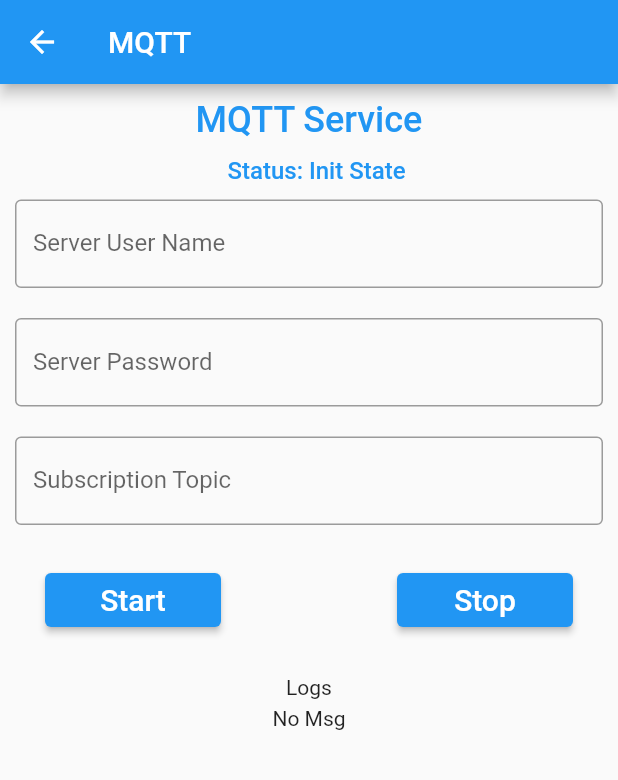
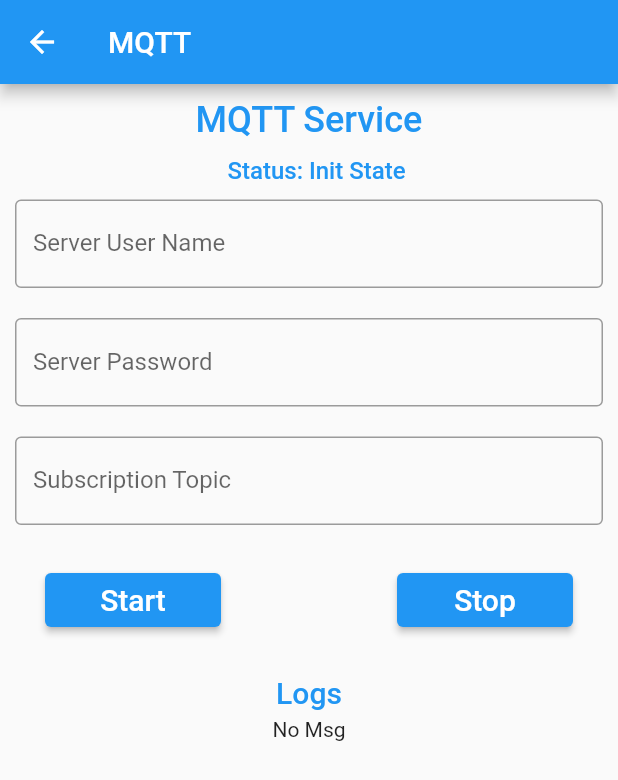
Before and after one commit to aseemsethi/my_app, a Flutter app: the MqttPage screen opened by its route, after a tap on "Stop", on a phone screen of 412 x 824 dp. Shown: the top 780 px of the screen. Run offline on Flutter 3.47's test engine with Material 2 defaults, Android fonts, the phone set to English and light mode, and no system bars; our stand-ins replace firebase_auth, firebase_core, font_awesome_flutter, google_sign_in; missing offline and left inert: flutter_foreground_task, mqtt_client; accounts and stored records are empty.

Commit message:
Fixed Start and Stop MQTT service

```diff
--- a/lib/screens/mqtt_page.dart
+++ b/lib/screens/mqtt_page.dart
@@ -115,7 +115,7 @@ class _MqttPageState extends State<MqttPage> {
                         Expanded(
                             child: ElevatedButton(
                           onPressed: () {
-                            //manager.disconnect();
+                            _stopForegroundTask();
                           },
                           child: Text(
                             "Stop",
@@ -129,7 +129,11 @@ class _MqttPageState extends State<MqttPage> {
               Row(
                 mainAxisAlignment: MainAxisAlignment.center,
                 children: [
-                  Text('Logs'),
+                  Text('Logs',
+                      style: TextStyle(
+                          color: Colors.blue,
+                          fontWeight: FontWeight.w500,
+                          fontSize: 20)),
                 ],
               ),
               Container(
--- a/lib/services/mqtt_manager.dart
+++ b/lib/services/mqtt_manager.dart
@@ -121,8 +121,8 @@ class MQTTManager {
       print(MQTTAppConnectionState.Connected);
       print('MQTT MSG: topic is <${c[0].topic}>, payload is <-- $pt -->');
       print('');
-      print('Sending published message to UI');
       gsendPort.send(pt);
+      gsendPort.send("connected");
     });
     print(
         'MQTT::OnConnected client callback - Client connection was sucessful');
```
